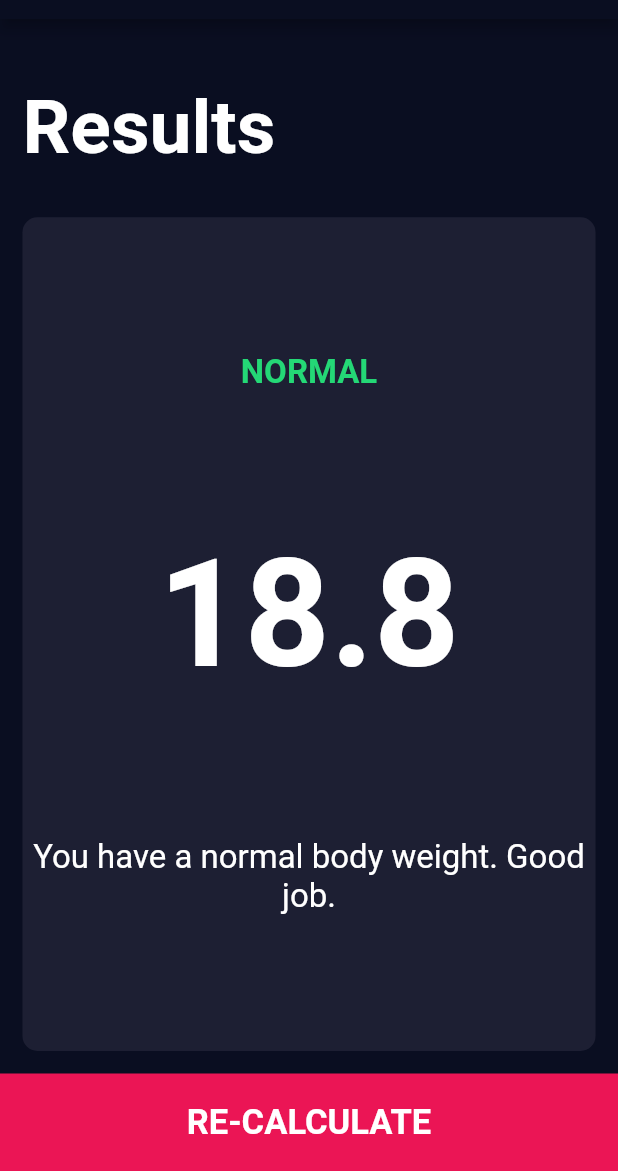
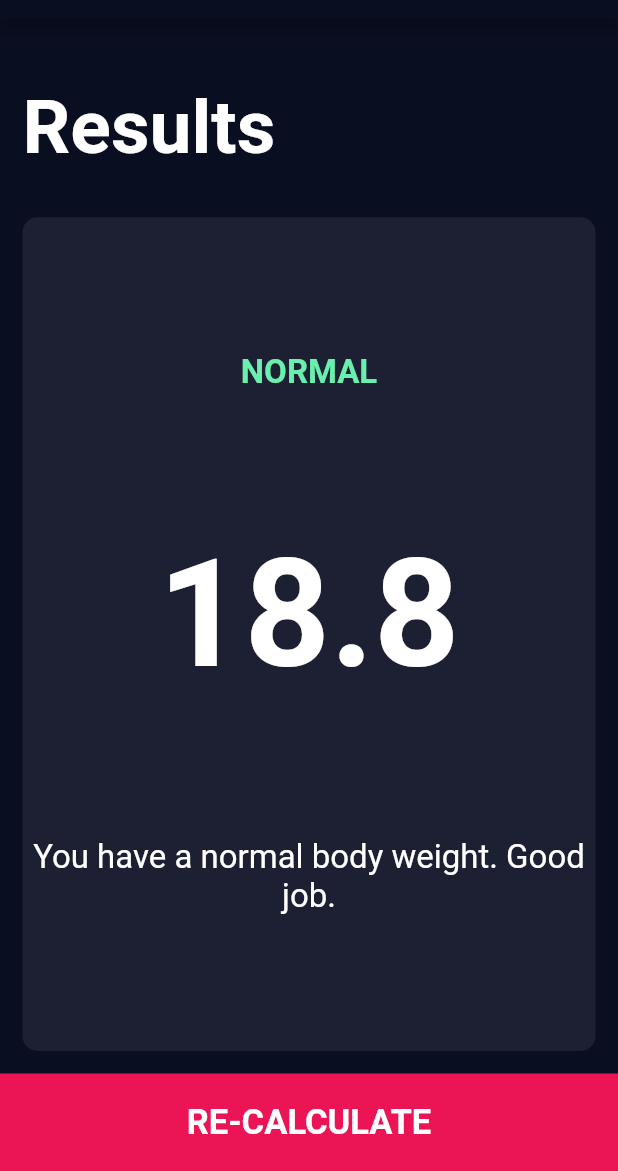
Before and after one commit to chauhan2b/bmi_calculator, a Flutter app: the screen it shows after launch, item 2 of the bottom bar chosen, after a tap on "CALCULATE", on a phone screen of 412 x 824 dp, the part 65-1236 px from its top. Run offline on Flutter 3.47's test engine with Material 2 defaults, Android fonts, the phone set to English and light mode, and no system bars; our stand-ins replace font_awesome_flutter.

Commit message:
added multiple colors to resultText

```diff
--- a/lib/calculator_brain.dart
+++ b/lib/calculator_brain.dart
@@ -13,17 +13,25 @@ class CalculatorBrain {
   }
 
   String getResult() {
-    if (_bmi >= 25) {
-      return 'Overweight';
+    if (_bmi >= 35) {
+      return 'EXTREMELY OBESE';
+    } else if (_bmi > 30) {
+      return 'MODERATELY OBESE';
+    } else if (_bmi > 25) {
+      return 'OVERWEIGHT';
     } else if (_bmi > 18.5) {
-      return 'Normal';
+      return 'NORMAL';
     } else {
-      return 'Underweight';
+      return 'UNDERWEIGHT';
     }
   }
 
   String getInterpretation() {
-    if (_bmi >= 25) {
+    if (_bmi >= 35) {
+      return 'Damn bro! You\'re fat as hell.';
+    } else if (_bmi >= 30) {
+      return 'Eat less and work out more to lose all that fat baby!';
+    } else if (_bmi >= 25) {
       return 'You have a higher than normal body weight. Try to exercise more.';
     } else if (_bmi > 18.5) {
       return 'You have a normal body weight. Good job.';
--- a/lib/constants.dart
+++ b/lib/constants.dart
@@ -1,4 +1,6 @@
 import 'package:flutter/material.dart';
+
+import './screens/results_page.dart';
 
 const kActiveCardColor = Color(0xFF1D1F33);
 const kInactiveCardColor = Color(0xFF111328);
@@ -28,7 +30,6 @@ const kTitleTextStyle = TextStyle(
 );
 
 const kResultTextStyle = TextStyle(
-  color: Color(0xFF24D876),
   fontSize: 22.0,
   fontWeight: FontWeight.bold,
 );
--- a/lib/screens/results_page.dart
+++ b/lib/screens/results_page.dart
@@ -14,6 +14,22 @@ class ResultsPage extends StatelessWidget {
   final String bmiResult;
   final String resultText;
   final String interpretation;
+
+  Color getColor() {
+    if (resultText == 'EXTREMELY OBESE') {
+      return Colors.redAccent;
+    } else if (resultText == 'MODERATELY OBESE') {
+      return Colors.deepOrangeAccent;
+    } else if (resultText == 'OVERWEIGHT') {
+      return Colors.orangeAccent;
+    } else if (resultText == 'NORMAL') {
+      return Colors.greenAccent;
+    } else if (resultText == 'UNDERWEIGHT') {
+      return Colors.yellowAccent;
+    } else {
+      return Colors.white;
+    }
+  }
 
   @override
   Widget build(BuildContext context) {
@@ -47,8 +63,10 @@ class ResultsPage extends StatelessWidget {
                 crossAxisAlignment: CrossAxisAlignment.center,
                 children: [
                   Text(
-                    resultText.toUpperCase(),
-                    style: kResultTextStyle,
+                    resultText,
+                    style: kResultTextStyle.copyWith(
+                      color: getColor(),
+                    ),
                   ),
                   Text(
                     bmiResult,
```
